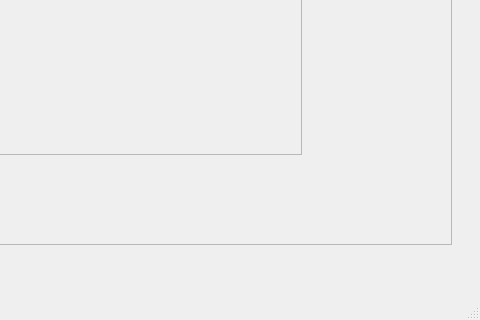
Old version of the form COMP_3004_Team_24/mainwindow.ui in the repository sidbmw/Neureset_Device_Simulator; both pictures show x 319 to 799 and y 166 to 486 of the 799 by 486 pixel window.
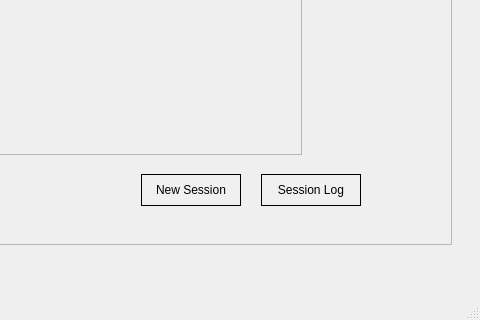
New version of the form. Icons and pictures are not drawn.

The edit to the form file:
```diff
--- a/COMP_3004_Team_24/mainwindow.ui
+++ b/COMP_3004_Team_24/mainwindow.ui
@@ -249,6 +249,42 @@
       <string/>
      </property>
     </widget>
+    <widget class="QPushButton" name="newSession">
+     <property name="geometry">
+      <rect>
+       <x>430</x>
+       <y>330</y>
+       <width>100</width>
+       <height>32</height>
+      </rect>
+     </property>
+     <property name="styleSheet">
+      <string notr="true">background-color: #f0f0f0;
+border: 1px solid #000;
+</string>
+     </property>
+     <property name="text">
+      <string>New Session</string>
+     </property>
+    </widget>
+    <widget class="QPushButton" name="sessionLog">
+     <property name="geometry">
+      <rect>
+       <x>550</x>
+       <y>330</y>
+       <width>100</width>
+       <height>32</height>
+      </rect>
+     </property>
+     <property name="styleSheet">
+      <string notr="true">background-color: #f0f0f0;
+border: 1px solid #000;
+</string>
+     </property>
+     <property name="text">
+      <string>Session Log</string>
+     </property>
+    </widget>
    </widget>
   </widget>
   <widget class="QMenuBar" name="menubar">
```
